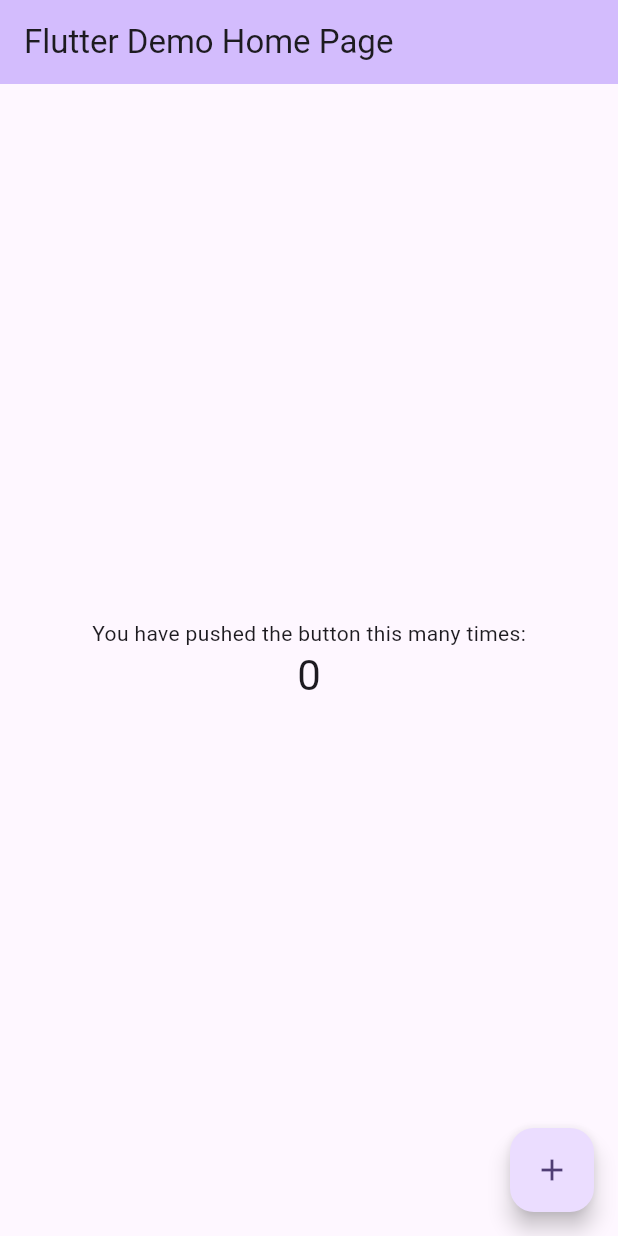
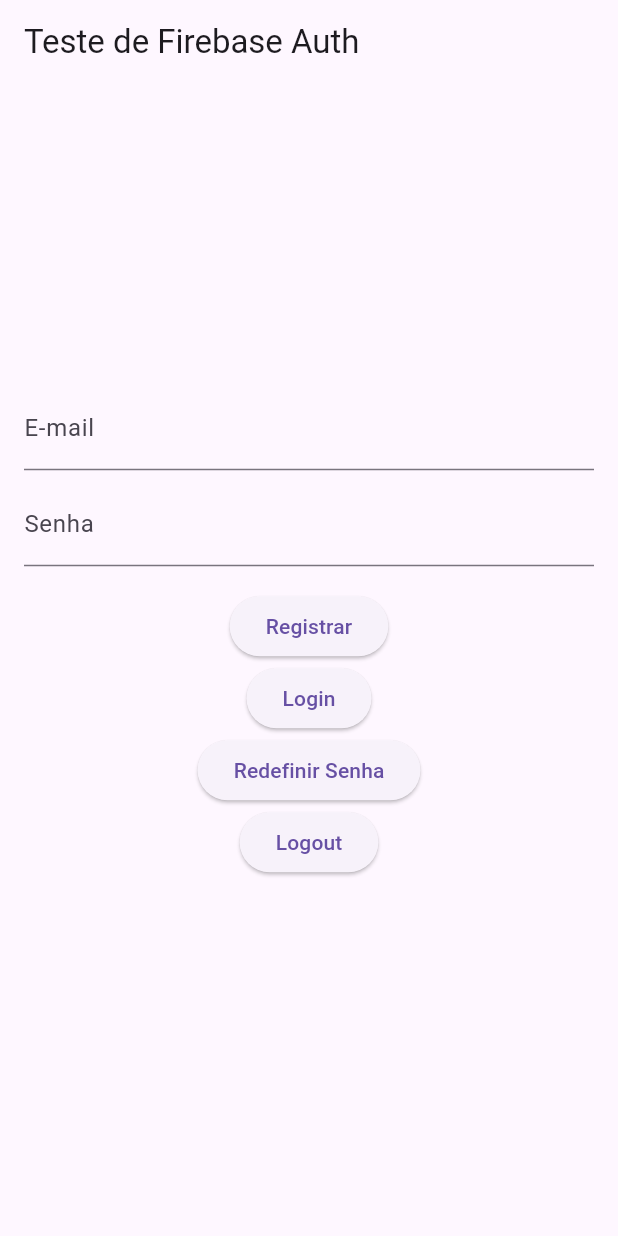
Before and after one commit to joaovitor73/Smart-Home, a Flutter app: the screen it shows after launch, on a phone screen of 412 x 824 dp. Run offline on Flutter 3.47's test engine with Material 3 defaults, Android fonts, the phone set to English and light mode, and no system bars; our stand-ins replace firebase_auth, firebase_core; accounts and stored records are empty.

Commit message:
adicionando o firebase cloud e o auth no projeto

```diff
--- /dev/null
+++ b/app/lib/core/configure_providers.dart
@@ -0,0 +1,17 @@
+import 'package:app/services/auth_service.dart';
+import 'package:provider/provider.dart';
+import 'package:provider/single_child_widget.dart';
+
+class ConfigureProviders {
+  final List<SingleChildWidget> providers;
+
+  ConfigureProviders({required this.providers});
+
+  static Future<ConfigureProviders> createDependencyTree() async {
+    final auth_service = AuthService();
+
+    return ConfigureProviders(providers: [
+      Provider<AuthService>.value(value: auth_service),
+    ]);
+  }
+}
--- a/app/lib/main.dart
+++ b/app/lib/main.dart
@@ -1,125 +1,159 @@
+import 'package:app/core/configure_providers.dart';
+import 'package:firebase_core/firebase_core.dart';
 import 'package:flutter/material.dart';
+import 'package:provider/provider.dart';
+import 'services/auth_service.dart';
 
-void main() {
-  runApp(const MyApp());
+void main() async {
+  WidgetsFlutterBinding.ensureInitialized();
+  await Firebase.initializeApp();
+
+  final providers = await ConfigureProviders.createDependencyTree();
+
+  runApp(
+    MultiProvider(
+      providers: providers.providers,
+      child: const MyApp(),
+    ),
+  );
 }
 
 class MyApp extends StatelessWidget {
   const MyApp({super.key});
 
-  // This widget is the root of your application.
   @override
   Widget build(BuildContext context) {
     return MaterialApp(
-      title: 'Flutter Demo',
-      theme: ThemeData(
-        // This is the theme of your application.
-        //
-        // TRY THIS: Try running your application with "flutter run". You'll see
-        // the application has a purple toolbar. Then, without quitting the app,
-        // try changing the seedColor in the colorScheme below to Colors.green
-        // and then invoke "hot reload" (save your changes or press the "hot
-        // reload" button in a Flutter-supported IDE, or press "r" if you used
-        // the command line to start the app).
-        //
-        // Notice that the counter didn't reset back to zero; the application
-        // state is not lost during the reload. To reset the state, use hot
-        // restart instead.
-        //
-        // This works for code too, not just values: Most code changes can be
-        // tested with just a hot reload.
-        colorScheme: ColorScheme.fromSeed(seedColor: Colors.deepPurple),
-        useMaterial3: true,
-      ),
-      home: const MyHomePage(title: 'Flutter Demo Home Page'),
+      title: 'Firebase Auth Test',
+      theme: ThemeData(primarySwatch: Colors.blue),
+      home: const AuthTestScreen(),
     );
   }
 }
 
-class MyHomePage extends StatefulWidget {
-  const MyHomePage({super.key, required this.title});
-
-  // This widget is the home page of your application. It is stateful, meaning
-  // that it has a State object (defined below) that contains fields that affect
-  // how it looks.
-
-  // This class is the configuration for the state. It holds the values (in this
-  // case the title) provided by the parent (in this case the App widget) and
-  // used by the build method of the State. Fields in a Widget subclass are
-  // always marked "final".
-
-  final String title;
+class AuthTestScreen extends StatefulWidget {
+  const AuthTestScreen({Key? key}) : super(key: key);
 
   @override
-  State<MyHomePage> createState() => _MyHomePageState();
+  State<AuthTestScreen> createState() => _AuthTestScreenState();
 }
 
-class _MyHomePageState extends State<MyHomePage> {
-  int _counter = 0;
+class _AuthTestScreenState extends State<AuthTestScreen> {
+  final TextEditingController _emailController = TextEditingController();
+  final TextEditingController _passwordController = TextEditingController();
+  String _message = '';
 
-  void _incrementCounter() {
-    setState(() {
-      // This call to setState tells the Flutter framework that something has
-      // changed in this State, which causes it to rerun the build method below
-      // so that the display can reflect the updated values. If we changed
-      // _counter without calling setState(), then the build method would not be
-      // called again, and so nothing would appear to happen.
-      _counter++;
-    });
+  Future<void> _register(AuthService authService) async {
+    try {
+      await authService.signUpWithEmailAndPassword(
+        _emailController.text.trim(),
+        _passwordController.text.trim(),
+      );
+      setState(() {
+        _message = 'Usuário registrado com sucesso!';
+      });
+    } catch (e) {
+      setState(() {
+        _message = 'Erro ao registrar: $e';
+      });
+    }
+  }
+
+  Future<void> _login(AuthService authService) async {
+    try {
+      await authService.signInWithEmailAndPassword(
+        _emailController.text.trim(),
+        _passwordController.text.trim(),
+      );
+      setState(() {
+        _message = 'Login realizado com sucesso!';
+      });
+    } catch (e) {
+      setState(() {
+        _message = 'Erro ao fazer login: $e';
+      });
+    }
+  }
+
+  Future<void> _resetPassword(AuthService authService) async {
+    try {
+      await authService.resetPassword(_emailController.text.trim());
+      setState(() {
+        _message = 'E-mail de recuperação enviado!';
+      });
+    } catch (e) {
+      setState(() {
+        _message = 'Erro ao enviar e-mail de recuperação: $e';
+      });
+    }
+  }
+
+  Future<void> _logout(AuthService authService) async {
+    try {
+      await authService.signOut();
+      setState(() {
+        _message = 'Logout realizado com sucesso!';
+      });
+    } catch (e) {
+      setState(() {
+        _message = 'Erro ao fazer logout: $e';
+      });
+    }
   }
 
   @override
   Widget build(BuildContext context) {
-    // This method is rerun every time setState is called, for instance as done
-    // by the _incrementCounter method above.
-    //
-    // The Flutter framework has been optimized to make rerunning build methods
-    // fast, so that you can just rebuild anything that needs updating rather
-    // than having to individually change instances of widgets.
+    final authService = Provider.of<AuthService>(context);
+
     return Scaffold(
-      appBar: AppBar(
-        // TRY THIS: Try changing the color here to a specific color (to
-        // Colors.amber, perhaps?) and trigger a hot reload to see the AppBar
-        // change color while the other colors stay the same.
-        backgroundColor: Theme.of(context).colorScheme.inversePrimary,
-        // Here we take the value from the MyHomePage object that was created by
-        // the App.build method, and use it to set our appbar title.
-        title: Text(widget.title),
-      ),
-      body: Center(
-        // Center is a layout widget. It takes a single child and positions it
-        // in the middle of the parent.
+      appBar: AppBar(title: const Text('Teste de Firebase Auth')),
+      body: Padding(
+        padding: const EdgeInsets.all(16.0),
         child: Column(
-          // Column is also a layout widget. It takes a list of children and
-          // arranges them vertically. By default, it sizes itself to fit its
-          // children horizontally, and tries to be as tall as its parent.
-          //
-          // Column has various properties to control how it sizes itself and
-          // how it positions its children. Here we use mainAxisAlignment to
-          // center the children vertically; the main axis here is the vertical
-          // axis because Columns are vertical (the cross axis would be
-          // horizontal).
-          //
-          // TRY THIS: Invoke "debug painting" (choose the "Toggle Debug Paint"
-          // action in the IDE, or press "p" in the console), to see the
-          // wireframe for each widget.
           mainAxisAlignment: MainAxisAlignment.center,
-          children: <Widget>[
-            const Text(
-              'You have pushed the button this many times:',
+          children: [
+            TextField(
+              controller: _emailController,
+              decoration: const InputDecoration(
+                labelText: 'E-mail',
+              ),
             ),
+            const SizedBox(height: 8),
+            TextField(
+              controller: _passwordController,
+              decoration: const InputDecoration(
+                labelText: 'Senha',
+              ),
+              obscureText: true,
+            ),
+            const SizedBox(height: 16),
+            ElevatedButton(
+              onPressed: () => _register(authService),
+              child: const Text('Registrar'),
+            ),
+            ElevatedButton(
+              onPressed: () => _login(authService),
+              child: const Text('Login'),
+            ),
+            ElevatedButton(
+              onPressed: () => _resetPassword(authService),
+              child: const Text('Redefinir Senha'),
+            ),
+            ElevatedButton(
+              onPressed: () => _logout(authService),
+              child: const Text('Logout'),
+            ),
+            const SizedBox(height: 16),
             Text(
-              '$_counter',
-              style: Theme.of(context).textTheme.headlineMedium,
+              _message,
+              style: TextStyle(
+                color: _message.contains('Erro') ? Colors.red : Colors.green,
+                fontWeight: FontWeight.bold,
+              ),
             ),
           ],
         ),
       ),
-      floatingActionButton: FloatingActionButton(
-        onPressed: _incrementCounter,
-        tooltip: 'Increment',
-        child: const Icon(Icons.add),
-      ), // This trailing comma makes auto-formatting nicer for build methods.
     );
   }
 }
--- a/app/pubspec.yaml
+++ b/app/pubspec.yaml
@@ -36,6 +36,9 @@ dependencies:
   # Use with the CupertinoIcons class for iOS style icons.
   cupertino_icons: ^1.0.8
   firebase_core: ^3.8.1
+  cloud_firestore: ^5.5.1
+  firebase_auth: ^5.3.4
+  provider: ^6.1.2
 
 dev_dependencies:
   flutter_test:
```
Also changed, not shown: app/lib/services/auth_service.dart (added, +52 -0 lines), app/firebase.json, app/lib/firebase_options.dart, app/pubspec.lock, 2 other files.
